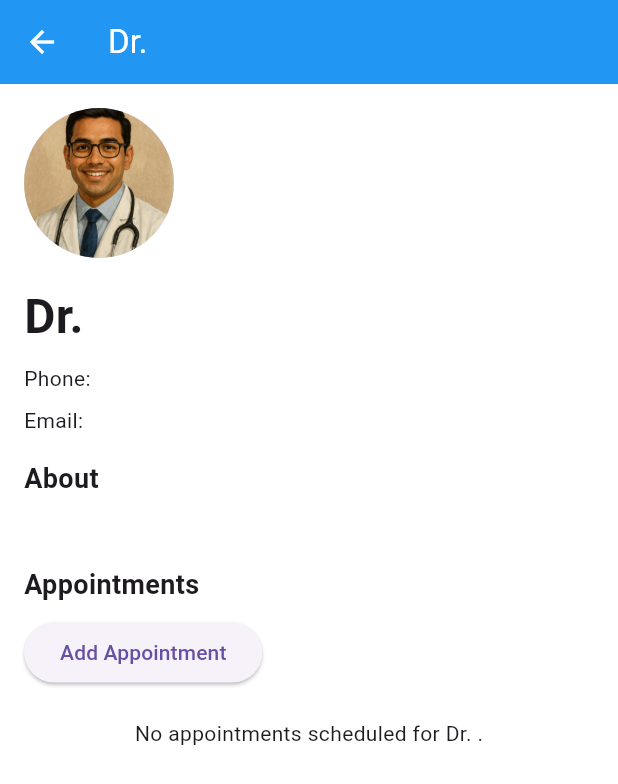
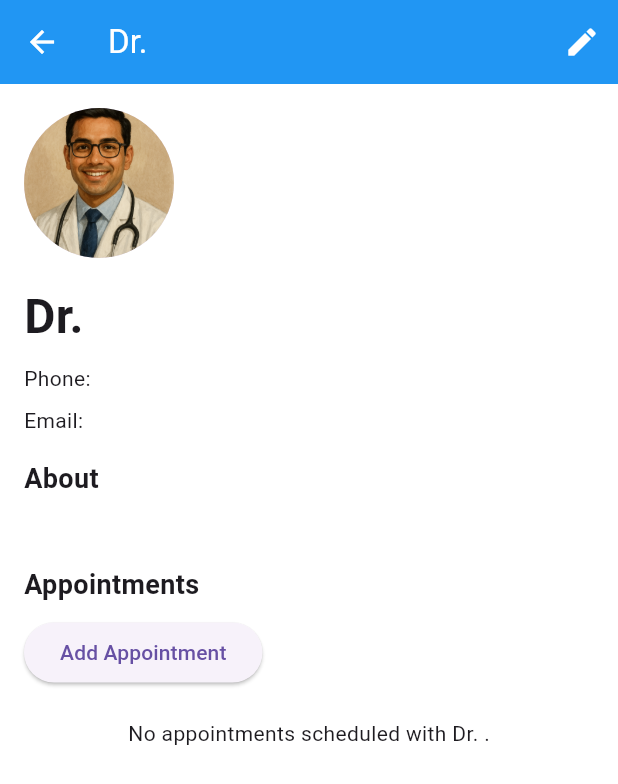
Before and after one commit to MadhavanNarkeeran/MobileDoc, a Flutter app: the DoctorDetailsPage screen opened directly with empty values, on a phone screen of 412 x 824 dp. Shown: the top 784 px of the screen. Run offline on Flutter 3.47's test engine with Material 3 defaults, Android fonts, the phone set to English and light mode, and no system bars; our stand-ins replace cloud_firestore, firebase_auth, firebase_core, syncfusion_flutter_calendar; accounts and stored records are empty.

Commit message:
doctor edit page

```diff
--- a/lib/views/appointments/appointments_list.dart
+++ b/lib/views/appointments/appointments_list.dart
@@ -38,7 +38,7 @@ class AppointmentsList extends StatelessWidget {
           return Center(
             child: Text(
               doctorName != null
-                  ? "No appointments scheduled for Dr. $doctorName."
+                  ? "No appointments scheduled with Dr. $doctorName."
                   : "No upcoming appointments.",
             ),
           );
@@ -64,7 +64,7 @@ class AppointmentsList extends StatelessWidget {
             children: [
               Text(
                 doctorName != null
-                    ? "Appointments for Dr. $doctorName"
+                    ? "Appointments with Dr. $doctorName"
                     : "All Upcoming Appointments",
                 style: const TextStyle(
                   fontSize: 20,
--- a/lib/views/doctors/components/doctor_detail_page.dart
+++ b/lib/views/doctors/components/doctor_detail_page.dart
@@ -1,6 +1,7 @@
 import 'package:flutter/material.dart';
 import '../../appointments/add_appointments_page.dart';
 import '../../appointments/appointments_list.dart';
+import 'edit_doctor_page.dart';
 
 class DoctorDetailsPage extends StatefulWidget {
   final String doctorId;
@@ -23,11 +24,54 @@ class DoctorDetailsPage extends StatefulWidget {
 }
 
 class DoctorDetailsPageState extends State<DoctorDetailsPage> {
+  late String _name;
+  late String _phoneNumber;
+  late String _email;
+  late String _about;
+
+  @override
+  void initState() {
+    super.initState();
+    _name = widget.name;
+    _phoneNumber = widget.phoneNumber;
+    _email = widget.email;
+    _about = widget.about;
+  }
+
   @override
   Widget build(BuildContext context) {
     return Scaffold(
       appBar: AppBar(
-        title: Text("Dr. ${widget.name}"),
+        title: Text("Dr. $_name"),
+        actions: [
+          IconButton(
+            icon: const Icon(Icons.edit),
+            tooltip: 'Edit Doctor',
+            onPressed: () async {
+              final updated = await Navigator.push(
+                context,
+                MaterialPageRoute(
+                  builder: (_) => EditDoctorPage(
+                    doctorId: widget.doctorId,
+                    name: _name,
+                    phoneNumber: _phoneNumber,
+                    email: _email,
+                    about: _about,
+                  ),
+                ),
+              );
+
+              if (updated != null && mounted) {
+                setState(() {
+                  _name = updated['name'] ?? _name;
+                  _phoneNumber = updated['phoneNumber'] ?? _phoneNumber;
+                  _email = updated['email'] ?? _email;
+                  _about = updated['about'] ?? _about;
+                });
+              }
+            },
+          ),
+        ],
       ),
       body: SingleChildScrollView(
         padding: const EdgeInsets.all(16),
@@ -40,17 +84,17 @@ class DoctorDetailsPageState extends State<DoctorDetailsPage> {
             ),
             const SizedBox(height: 16),
             Text(
-              "Dr. ${widget.name}",
+              "Dr. $_name",
               style: const TextStyle(fontSize: 32, fontWeight: FontWeight.bold),
             ),
             const SizedBox(height: 8),
-            Text("Phone: ${widget.phoneNumber}"),
+            Text("Phone: $_phoneNumber"),
             const SizedBox(height: 8),
-            Text("Email: ${widget.email}"),
+            Text("Email: $_email"),
             const SizedBox(height: 16),
             const Text("About",
                 style: TextStyle(fontSize: 18, fontWeight: FontWeight.bold)),
-            Text(widget.about),
+            Text(_about),
             const SizedBox(height: 24),
             const Text("Appointments",
                 style: TextStyle(fontSize: 18, fontWeight: FontWeight.bold)),
@@ -62,7 +106,7 @@ class DoctorDetailsPageState extends State<DoctorDetailsPage> {
                   MaterialPageRoute(
                     builder: (_) => AddAppointmentPage(
                       doctorId: widget.doctorId,
-                      doctorName: widget.name,
+                      doctorName: _name,
                     ),
                   ),
                 );
@@ -70,7 +114,7 @@ class DoctorDetailsPageState extends State<DoctorDetailsPage> {
               child: const Text("Add Appointment"),
             ),
             const SizedBox(height: 20),
-            AppointmentsList(doctorName: widget.name),
+            AppointmentsList(doctorName: _name),
           ],
         ),
       ),
```
Also changed, not shown: lib/views/doctors/components/edit_doctor_page.dart (added, +121 -0 lines).
